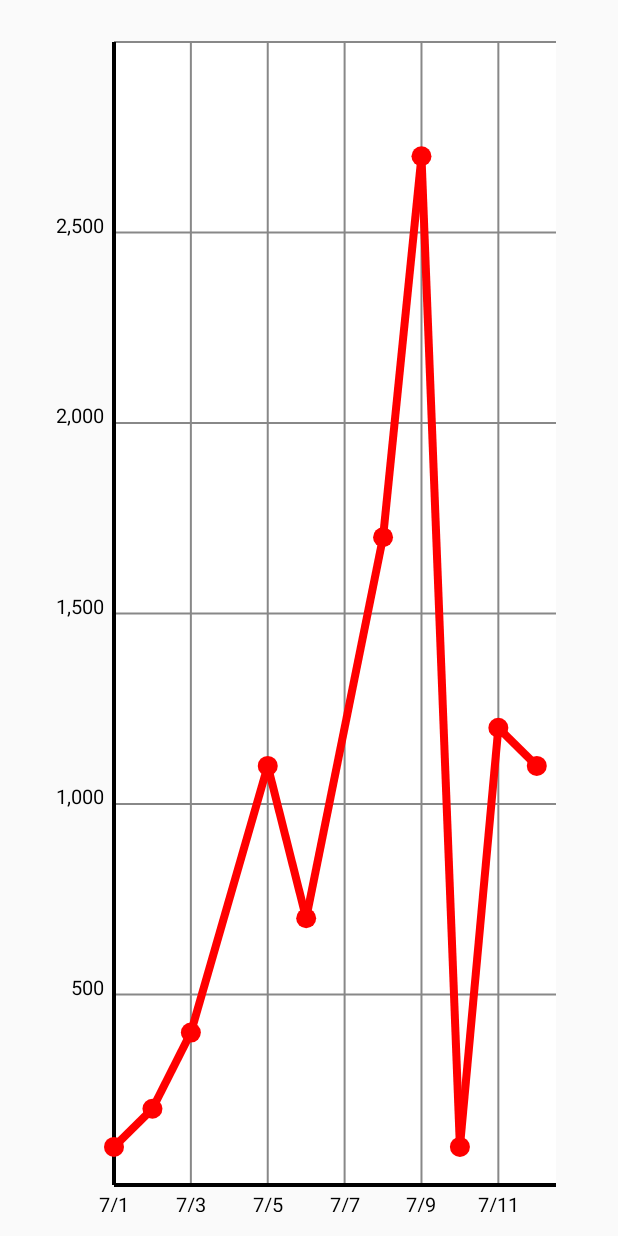
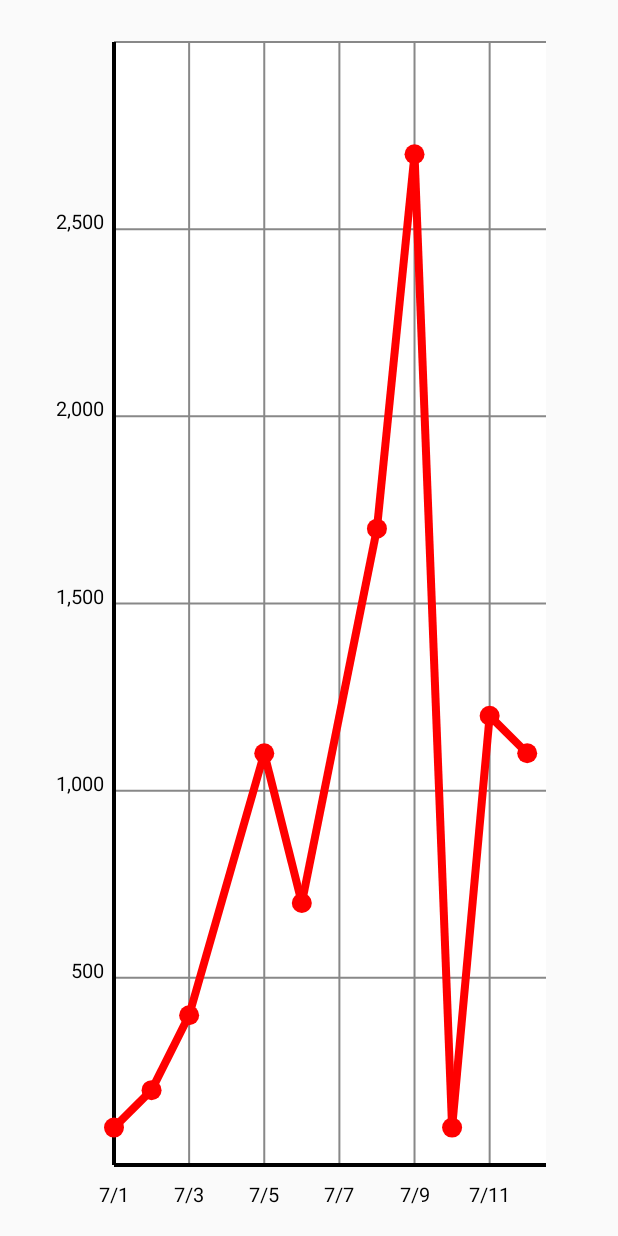
Before and after one commit to hogelog/line-chart-view, an Android app: the DateLineChartActivity screen opened directly, with no data from a screen before it, on a phone screen of 412 x 824 dp. Run offline under Robolectric (Android 15) with nearby library versions, the phone set to English and light mode, and no system bars.

Commit message:
Add x label padding

```diff
--- a/line-chart-view/src/main/java/org/hogel/android/linechartview/LineChartView.java
+++ b/line-chart-view/src/main/java/org/hogel/android/linechartview/LineChartView.java
@@ -201,11 +201,14 @@ public class LineChartView extends View {
                 int canvasWidth = canvas.getWidth();
                 int canvasHeight = canvas.getHeight();
 
+                Rect textBounds = new Rect();
                 List<Long> xLabels = getXLabels();
                 for (long x : xLabels) {
                     String label = formatXLabel(x);
+                    labelPaint.getTextBounds(label, 0, label.length(), textBounds);
                     float xCoordinate = getXCoordinate(canvasWidth, x, minX, xrange);
-                    canvas.drawText(label, xCoordinate, canvasHeight, labelPaint);
+                    float height = canvasHeight - lineChartStyle.getXLabelMargin();
+                    canvas.drawText(label, xCoordinate, height, labelPaint);
                 }
             }
         };
@@ -231,10 +234,11 @@ public class LineChartView extends View {
         while (x <= maxX) {
             String label = formatXLabel(x);
             labelPaint.getTextBounds(label, 0, label.length(), textBounds);
-            if (textBounds.height() > xLabelHeight) {
-                xLabelHeight = textBounds.height();
+            int height = (int) (textBounds.height() + lineChartStyle.getXLabelMargin() * 2);
+            if (height > xLabelHeight) {
+                xLabelHeight = height;
             }
-            chartRightMargin = textBounds.width();
+            chartRightMargin = (long) (textBounds.width() + lineChartStyle.getXLabelMargin());
             x += xGridUnit;
         }
     }
```
